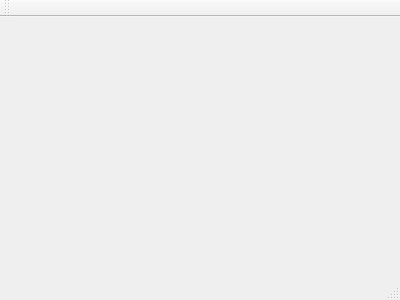
Old version of the form mainwindow.ui in the repository peta562/lab3.
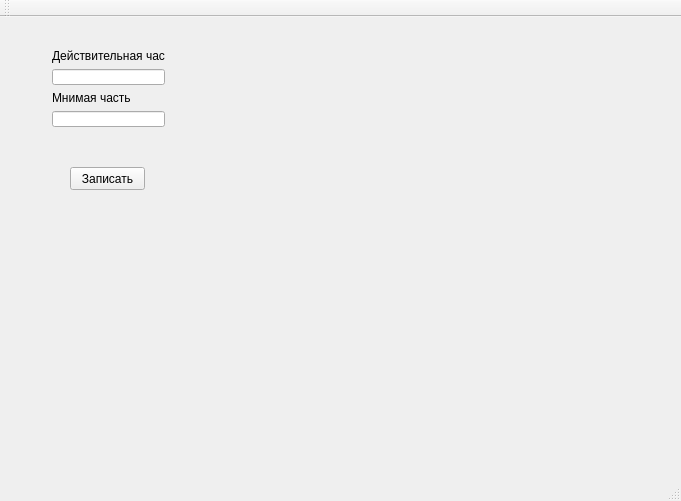
New version of the form.

The edit to the form file:
```diff
--- a/mainwindow.ui
+++ b/mainwindow.ui
@@ -1,24 +1,85 @@
 <ui version="4.0">
  <class>MainWindow</class>
- <widget class="QMainWindow" name="MainWindow" >
-  <property name="geometry" >
+ <widget class="QMainWindow" name="MainWindow">
+  <property name="geometry">
    <rect>
     <x>0</x>
     <y>0</y>
-    <width>400</width>
-    <height>300</height>
+    <width>681</width>
+    <height>501</height>
    </rect>
   </property>
   <property name="windowTitle" >
    <string>MainWindow</string>
   </property>
-  <widget class="QMenuBar" name="menuBar" />
-  <widget class="QToolBar" name="mainToolBar" />
-  <widget class="QWidget" name="centralWidget" />
-  <widget class="QStatusBar" name="statusBar" />
+  <widget class="QWidget" name="centralWidget">
+   <widget class="QPushButton" name="pushButton">
+    <property name="geometry">
+     <rect>
+      <x>70</x>
+      <y>150</y>
+      <width>75</width>
+      <height>23</height>
+     </rect>
+    </property>
+    <property name="text">
+     <string>Записать</string>
+    </property>
+   </widget>
+   <widget class="QWidget" name="">
+    <property name="geometry">
+     <rect>
+      <x>41</x>
+      <y>21</y>
+      <width>135</width>
+      <height>101</height>
+     </rect>
+    </property>
+    <layout class="QGridLayout" name="gridLayout">
+     <item row="0" column="0">
+      <widget class="QLabel" name="label">
+       <property name="text">
+        <string>Действительная часть</string>
+       </property>
+      </widget>
+     </item>
+     <item row="1" column="0">
+      <widget class="QLineEdit" name="lineEditReal"/>
+     </item>
+     <item row="2" column="0">
+      <widget class="QLabel" name="label_2">
+       <property name="text">
+        <string>Мнимая часть</string>
+       </property>
+      </widget>
+     </item>
+     <item row="3" column="0">
+      <widget class="QLineEdit" name="lineEditImaginary"/>
+     </item>
+    </layout>
+   </widget>
+  </widget>
+  <widget class="QMenuBar" name="menuBar">
+   <property name="geometry">
+    <rect>
+     <x>0</x>
+     <y>0</y>
+     <width>681</width>
+     <height>21</height>
+    </rect>
+   </property>
+  </widget>
+  <widget class="QToolBar" name="mainToolBar">
+   <attribute name="toolBarArea">
+    <enum>TopToolBarArea</enum>
+   </attribute>
+   <attribute name="toolBarBreak">
+    <bool>false</bool>
+   </attribute>
+  </widget>
+  <widget class="QStatusBar" name="statusBar"/>
  </widget>
- <layoutDefault spacing="6" margin="11" />
- <pixmapfunction></pixmapfunction>
+ <layoutdefault spacing="6" margin="11"/>
  <resources/>
  <connections/>
 </ui>
```
Left out of the diff: 25 changed lines with no effect on the pictures.
